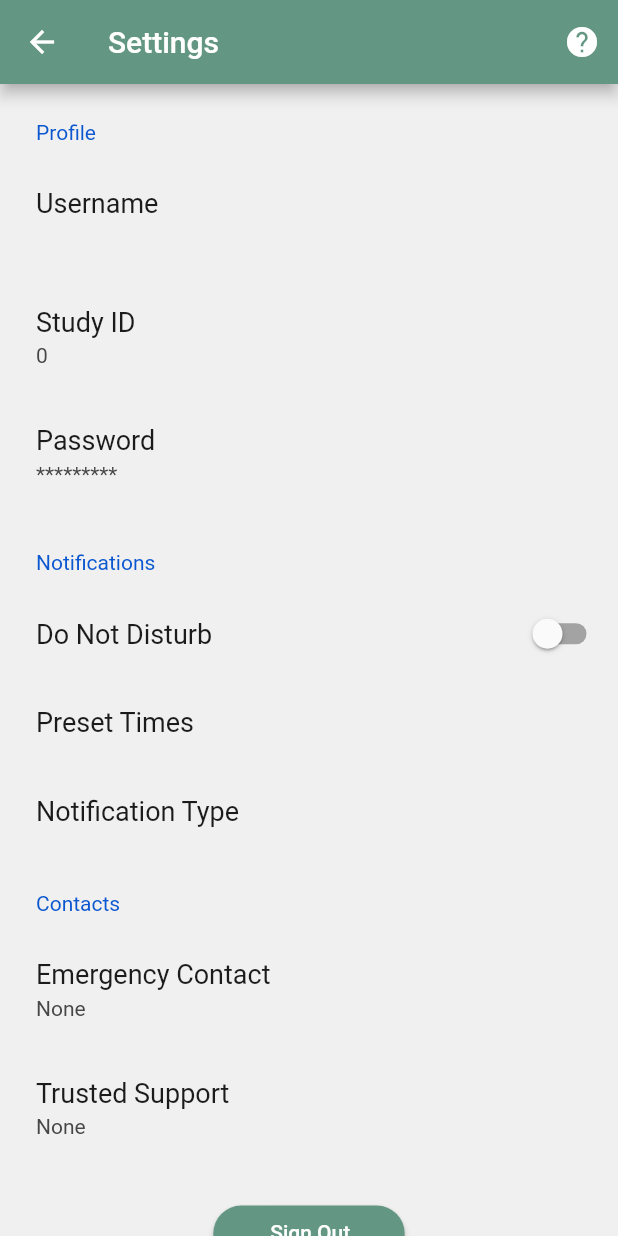
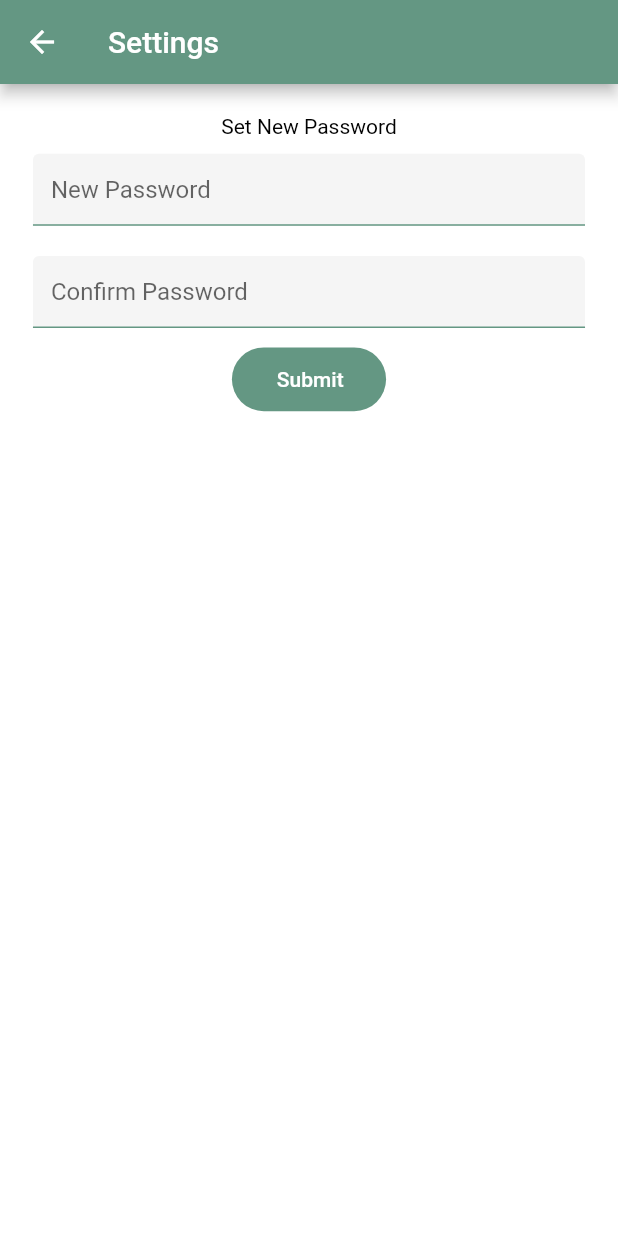
Before and after one commit to sahilmahendrakar/ARCApp, a Flutter app: the SettingsScreen screen opened by its route, after a tap on "Password", on a phone screen of 412 x 824 dp. Run offline on Flutter 3.47's test engine with Material 2 defaults, Android fonts, the phone set to English and light mode, and no system bars; drawn by our look-alikes of settings_ui; our stand-ins replace firebase_auth, firebase_core, firebase_database; accounts and stored records are empty.

Commit message:
Made password editable and changed study id to be immutable in settings screen

```diff
--- /dev/null
+++ b/lib/screens/settings/password_screen.dart
@@ -0,0 +1,140 @@
+import 'package:arc_app/constants.dart';
+import 'package:arc_app/size_config.dart';
+import 'package:firebase_auth/firebase_auth.dart';
+import 'package:flutter/material.dart';
+import 'package:flutter/widgets.dart';
+
+class PasswordSettingsScreen extends StatefulWidget {
+  const PasswordSettingsScreen({Key? key}) : super(key: key);
+
+  @override
+  _PasswordSettingsScreenState createState() => _PasswordSettingsScreenState();
+}
+
+class _PasswordSettingsScreenState extends State<PasswordSettingsScreen> {
+  TextEditingController newPasswordController = new TextEditingController();
+  TextEditingController confirmPasswordController = new TextEditingController();
+  final passwordFormKey = GlobalKey<FormState>();
+
+  @override
+  Widget build(BuildContext context) {
+    return Scaffold(
+      appBar: AppBar(
+        title: Text("Settings"),
+      ),
+      body: SingleChildScrollView(
+        child: Form(
+          key: passwordFormKey,
+          child: Column(
+            children: [
+              Padding(
+                  padding: EdgeInsets.all(getProportionateScreenHeight(10.0))),
+              Center(
+                  child: Text(
+                "Set New Password",
+              )),
+              Padding(
+                padding: EdgeInsets.fromLTRB(
+                    getProportionateScreenWidth(20.0),
+                    getProportionateScreenHeight(10.0),
+                    getProportionateScreenWidth(20.0),
+                    getProportionateScreenHeight(10.0)),
+                child: TextFormField(
+                  controller: newPasswordController,
+                  validator: (value) {
+                    if (value == null || value.isEmpty) {
+                      return 'Please enter your new password';
+                    }
+                    return null;
+                  },
+                  decoration:
+                      InputDecoration(filled: true, hintText: "New Password"),
+                ),
+              ),
+              Padding(
+                padding: EdgeInsets.fromLTRB(
+                    getProportionateScreenWidth(20.0),
+                    getProportionateScreenHeight(10.0),
+                    getProportionateScreenWidth(20.0),
+                    getProportionateScreenHeight(10.0)),
+                child: TextFormField(
+                  controller: confirmPasswordController,
+                  validator: (value) {
+                    if (value == null ||
+                        value.isEmpty ||
+                        value != newPasswordController.text) {
+                      return 'Passwords do not match';
+                    }
+                    return null;
+                  },
+                  decoration: InputDecoration(
+                      filled: true, hintText: "Confirm Password"),
+                ),
+              ),
+              TextButton(
+                  style: TextButton.styleFrom(
+                      backgroundColor: primary,
+                      primary: Colors.white,
+                      shape: StadiumBorder()),
+                  child: Padding(
+                      padding: EdgeInsets.fromLTRB(
+                          getProportionateScreenWidth(20),
+                          getProportionateScreenHeight(5),
+                          getProportionateScreenHeight(20),
+                          getProportionateScreenWidth(5)),
+                      child: Text("Submit")),
+                  onPressed: () async {
+                    if (passwordFormKey.currentState!.validate()) {
+                      var success = true;
+                      try {
+                        User user = FirebaseAuth.instance.currentUser!;
+                        await user.updatePassword(newPasswordController.text);
+                      } on FirebaseAuthException catch (error) {
+                        success = false;
+                        print(error.toString());
+                        if (error.code == 'weak-password')
+                          await _showErrorDialog(
+                              "Your password is not strong enough");
+                        if (error.code == 'requires-recent-login')
+                          await _showErrorDialog(
+                              "Updating your password requires a recent login. Please sign out and log back in.");
+                      }
+                      if (success) {
+                        Navigator.pop(context);
+                      }
+                    }
+                  }),
+            ],
+          ),
+        ),
+      ),
+    );
+  }
+
+  Future<void> _showErrorDialog(String error_msg) async {
+    return showDialog<void>(
+      context: context,
+      barrierDismissible: false, // user must tap button!
+      builder: (BuildContext context) {
+        return AlertDialog(
+          title: const Text('Failed to Update Password'),
+          content: SingleChildScrollView(
+            child: ListBody(
+              children: <Widget>[
+                Text(error_msg),
+              ],
+            ),
+          ),
+          actions: <Widget>[
+            TextButton(
+              child: const Text('OKAY'),
+              onPressed: () {
+                Navigator.of(context).pop();
+              },
+            ),
+          ],
+        );
+      },
+    );
+  }
+}
--- a/lib/screens/settings/settings_screen.dart
+++ b/lib/screens/settings/settings_screen.dart
@@ -1,6 +1,7 @@
 import 'package:arc_app/auth/authentication_service.dart';
 import 'package:arc_app/constants.dart';
 import 'package:arc_app/screens/settings/emergency_contact_screen.dart';
+import 'package:arc_app/screens/settings/password_screen.dart';
 import 'package:arc_app/screens/settings/studyid_screen.dart';
 import 'package:arc_app/screens/settings/trusted_support_screen.dart';
 import 'package:arc_app/screens/settings/username_screen.dart';
@@ -54,6 +55,7 @@ class _SettingsScreenState extends State<SettingsScreen> {
           actions: [
             IconButton(
                 onPressed: () {
+                  //Replace with help page
                   Navigator.pushNamed(context, SettingsScreen.routeName);
                 },
                 icon: Icon(Icons.help))
@@ -84,18 +86,25 @@ class _SettingsScreenState extends State<SettingsScreen> {
                       SettingsTile(
                         title: 'Study ID',
                         subtitle: studyId,
+                        // Uncomment code below to make study id editable
+                        // onPressed: (context) {
+                        //   Navigator.push(
+                        //       context,
+                        //       MaterialPageRoute(
+                        //           builder: (context) =>
+                        //               StudyIdSettingsScreen()));
+                        // },
+                      ),
+                      SettingsTile(
+                        title: 'Password',
+                        subtitle: '*********',
                         onPressed: (context) {
                           Navigator.push(
                               context,
                               MaterialPageRoute(
                                   builder: (context) =>
-                                      StudyIdSettingsScreen()));
+                                      PasswordSettingsScreen()));
                         },
-                      ),
-                      SettingsTile(
-                        title: 'Password',
-                        subtitle: '*********',
-                        onPressed: (context) {},
                       )
                     ],
                   ),
@@ -124,7 +133,8 @@ class _SettingsScreenState extends State<SettingsScreen> {
                           Navigator.push(
                               context,
                               MaterialPageRoute(
-                                  builder: (context) => EmergencyContactSettingsScreen()));
+                                  builder: (context) =>
+                                      EmergencyContactSettingsScreen()));
                         },
                       ),
                       SettingsTile(
@@ -134,7 +144,8 @@ class _SettingsScreenState extends State<SettingsScreen> {
                           Navigator.push(
                               context,
                               MaterialPageRoute(
-                                  builder: (context) => TrustedSupportSettingsScreen()));
+                                  builder: (context) =>
+                                      TrustedSupportSettingsScreen()));
                         },
                       ),
                     ],
```
Lines whose indentation alone changed are shown as unchanged.
